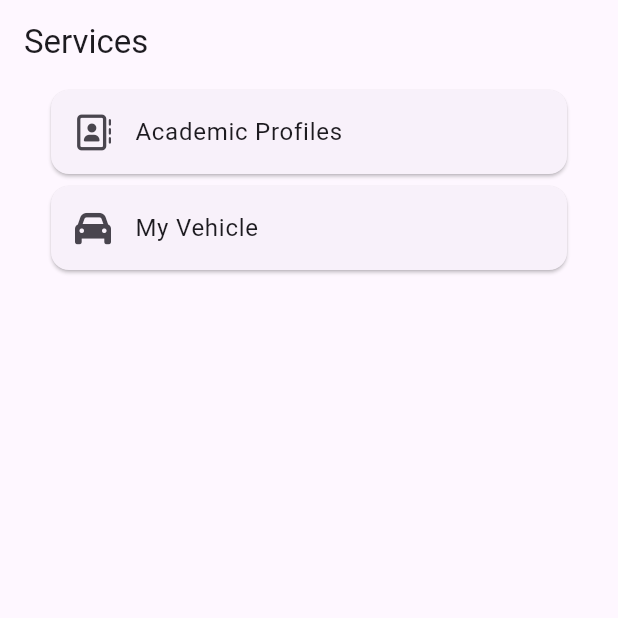
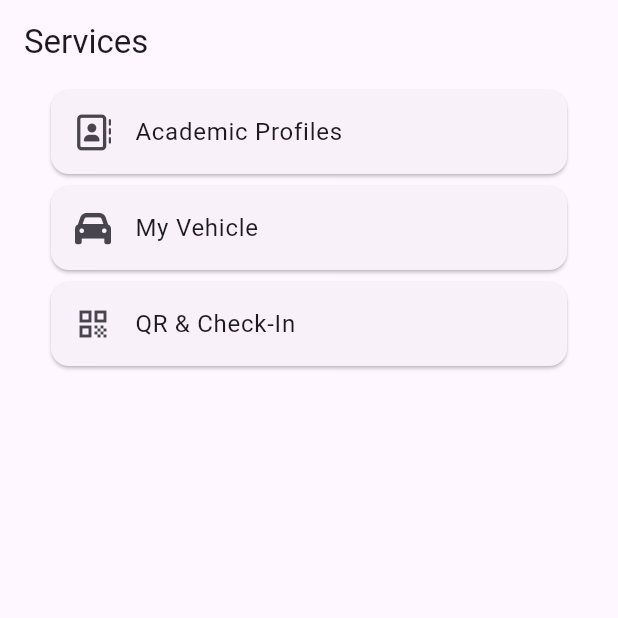
Before and after one commit to DemoEto/trackStatus_flutter, a Flutter app: the ServicePage screen opened by its route, on a phone screen of 412 x 824 dp, the top half of it. Run offline on Flutter 3.47's test engine with Material 3 defaults, Android fonts, the phone set to English and light mode, and no system bars; our stand-ins replace cloud_firestore, firebase_auth, firebase_core, font_awesome_flutter, go_router; accounts and stored records are empty; network calls fail.

Commit message:
A:QR & Check-In

```diff
--- a/lib/pages/home_page.dart
+++ b/lib/pages/home_page.dart
@@ -46,7 +46,7 @@ class _HomePageState extends State<HomePage> {
           ),
           ListTile(
             leading: const Icon(Icons.qr_code),
-            title: const Text('ข้อมูลการมาเรียน'),
+            title: const Text('ประวัติการมาเรียน'),
             onTap: () {
               context.push(AppRoutes.attendHistory);
             },
--- a/lib/pages/service_page.dart
+++ b/lib/pages/service_page.dart
@@ -43,6 +43,12 @@ class ServicePage extends StatelessWidget {
             title: 'My Vehicle',
             routeName: AppRoutes.home,
           ),
+          _buildCard(
+            context: context,
+            icon: Icons.qr_code,
+            title: 'QR & Check-In',
+            routeName: AppRoutes.qrCheckin,
+          ),
         ],
       ),
     );
--- a/lib/routes/app_route.dart
+++ b/lib/routes/app_route.dart
@@ -3,4 +3,6 @@ class AppRoutes {
   static const String home = '/home';
   static const String attendHistory = '/attenHistory';
   static const String service = '/service';
+  static const String qrCheckin = '/qrCheckin';
+
 }
--- a/lib/routes/route_config.dart
+++ b/lib/routes/route_config.dart
@@ -1,10 +1,13 @@
 import 'package:go_router/go_router.dart';
 import 'package:trackstatus_flutter/pages/service_page.dart';
+
+import 'app_route.dart';
+
 import '../pages/home_page.dart';
 import '../pages/login_page.dart';
-import 'app_route.dart';
 import '../services/auth_service.dart';
 import '../pages/attend_history_page.dart';
+import '../pages/qr_checkin_page.dart';
 
 final GoRouter router = GoRouter(
   refreshListenable: authService,
@@ -38,5 +41,9 @@ final GoRouter router = GoRouter(
       path: AppRoutes.service,
       builder: (context, state) => const ServicePage(),
     ),
+    GoRoute(
+      path: AppRoutes.qrCheckin,
+      builder: (context, state) => const QrCheckinPage(),
+    ),
   ],
 );
```
Also changed, not shown: lib/pages/qr_checkin_page.dart (added, +52 -0 lines).
